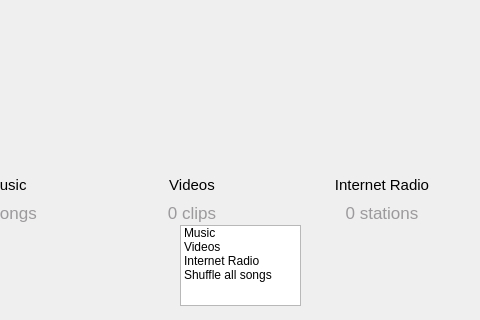
The window that mainwindow.ui (gidzzz/openmediaplayer) describes before a commit, drawn with Qt 5; both pictures show x 110 to 590 and y 104 to 424 of the 800 by 424 pixel window.
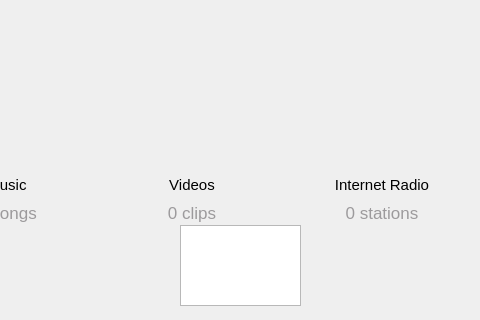
The same window after the commit. Icons and pictures are not drawn. Custom widgets are drawn as their Qt base class.

```diff
--- a/mainwindow.ui
+++ b/mainwindow.ui
@@ -296,7 +296,7 @@
     </property>
     <item>
      <property name="text">
-      <string>Music</string>
+      <string> </string>
      </property>
      <property name="statusTip">
       <string>songs_button</string>
@@ -308,7 +308,7 @@
     </item>
     <item>
      <property name="text">
-      <string>Videos</string>
+      <string> </string>
      </property>
      <property name="statusTip">
       <string>videos_button</string>
@@ -320,7 +320,7 @@
     </item>
     <item>
      <property name="text">
-      <string>Internet Radio</string>
+      <string> </string>
      </property>
      <property name="statusTip">
       <string>radio_button</string>
@@ -332,7 +332,7 @@
     </item>
     <item>
      <property name="text">
-      <string>Shuffle all songs</string>
+      <string> </string>
      </property>
      <property name="statusTip">
       <string>shuffle_button</string>
```
Left out of the diff: 18 changed lines with no effect on the pictures.
